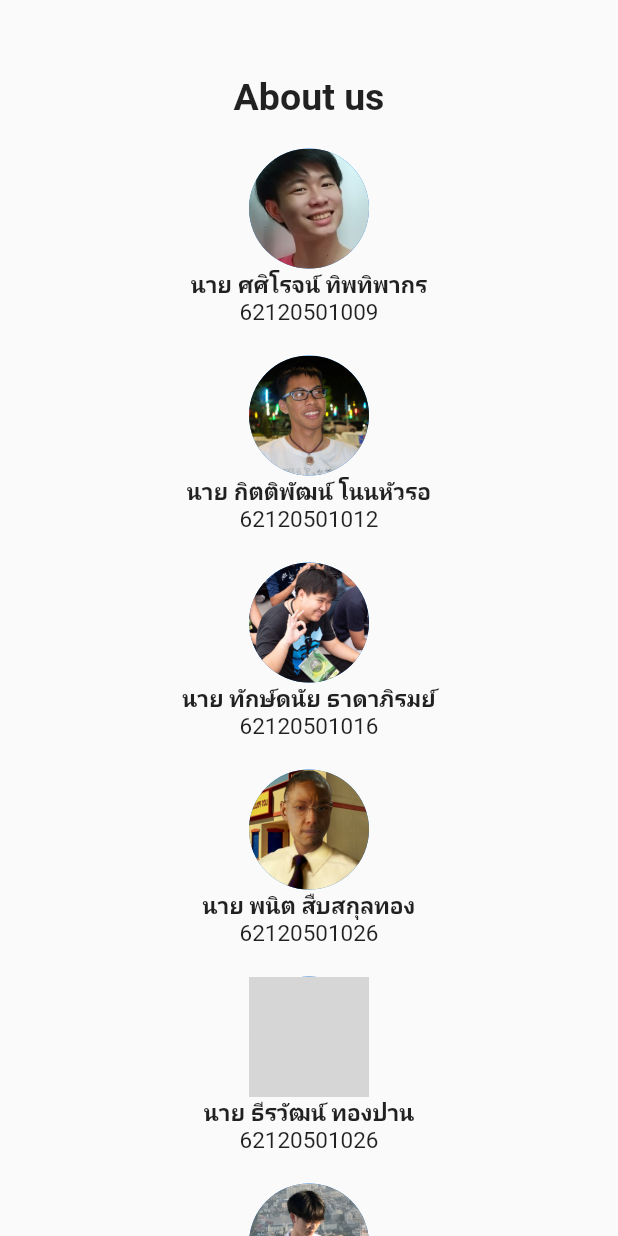
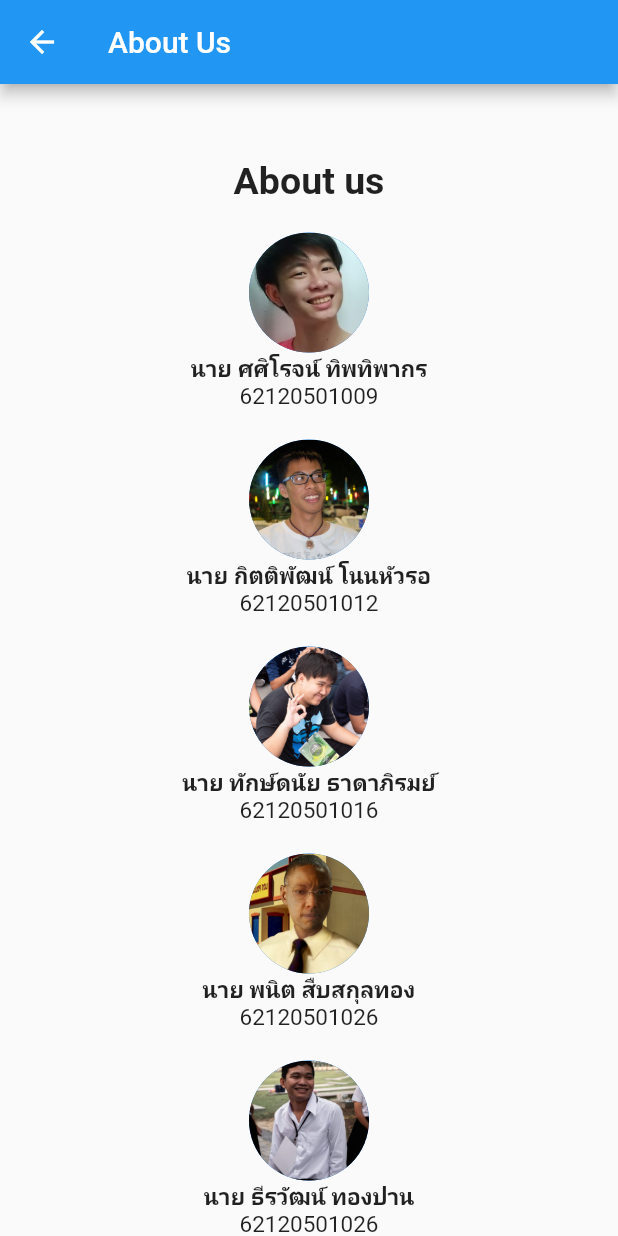
Before and after one commit to panit100/flutter_final_project, a Flutter app: the BuyShopPage screen opened directly, after a tap on "About us", on a phone screen of 412 x 824 dp. Run offline on Flutter 3.47's test engine with Material 2 defaults, Android fonts, the light colour scheme and no system bars; our stand-ins replace image_picker; grey boxes are pictures that could not be loaded.

Commit message:
Add Appbar to profile and about us

```diff
--- a/lib/screens/aboutuspage.dart
+++ b/lib/screens/aboutuspage.dart
@@ -6,7 +6,7 @@ class AboutusRoute extends StatelessWidget {
 
   @override
   Widget build(BuildContext context) {
-    return const Scaffold(body: AboutusPage());
+    return Scaffold(appBar: AppBar(title: const Text('About Us')),body: const AboutusPage());
   }
 }
 
@@ -17,7 +17,9 @@ class AboutusPage extends StatefulWidget {
   State<AboutusPage> createState() => AboutusPageState();
 }
 
+
 class AboutusPageState extends State<AboutusPage> {
+
   @override
   Widget build(BuildContext context) {
     return SingleChildScrollView(
@@ -28,7 +30,7 @@ class AboutusPageState extends State<AboutusPage> {
         const SizedBox(
           height: 50,
         ),
-        Center(
+        const Center(
             child: Text(
           'About us',
           style: TextStyle(fontSize: 25, fontWeight: FontWeight.bold),
@@ -40,7 +42,7 @@ class AboutusPageState extends State<AboutusPage> {
           child: Name(
               title: 'นาย ศศิโรจน์ ทิพทิพากร',
               number: '62120501009',
-              imagePath: 'assets/images/jojoe.jpg'),
+              imagePath: 'assets/icons/jojoe.jpg'),
         ),
         const SizedBox(
           height: 20,
@@ -49,7 +51,7 @@ class AboutusPageState extends State<AboutusPage> {
           child: Name(
               title: 'นาย กิตติพัฒน์ โนนหัวรอ',
               number: '62120501012',
-              imagePath: 'assets/images/off.png'),
+              imagePath: 'assets/icons/off.png'),
         ),
         const SizedBox(
           height: 20,
@@ -58,7 +60,7 @@ class AboutusPageState extends State<AboutusPage> {
           child: Name(
               title: 'นาย ทักษ์ดนัย ธาดาภิรมย์',
               number: '62120501016',
-              imagePath: 'assets/images/tew.png'),
+              imagePath: 'assets/icons/tew.png'),
         ),
         const SizedBox(
           height: 20,
@@ -67,7 +69,7 @@ class AboutusPageState extends State<AboutusPage> {
           child: Name(
               title: 'นาย พนิต สืบสกุลทอง',
               number: '62120501026',
-              imagePath: 'assets/images/cute.png'),
+              imagePath: 'assets/icons/cute.png'),
         ),
         const SizedBox(
           height: 20,
@@ -76,7 +78,7 @@ class AboutusPageState extends State<AboutusPage> {
           child: Name(
               title: 'นาย ธีรวัฒน์ ทองปาน',
               number: '62120501026',
-              imagePath: 'assets/images/kei.png'),
+              imagePath: 'assets/icons/kei.jpg'),
         ),
         const SizedBox(
           height: 20,
@@ -85,7 +87,7 @@ class AboutusPageState extends State<AboutusPage> {
           child: Name(
               title: 'นาย กษิดิ์เดช ศรีเสกสรร',
               number: '62120501084',
-              imagePath: 'assets/images/naoh.jpg'),
+              imagePath: 'assets/icons/naoh.jpg'),
         ),
       ],
     ));
--- a/lib/screens/buyshop.dart
+++ b/lib/screens/buyshop.dart
@@ -26,7 +26,6 @@ class BuyShopPage extends StatefulWidget {
 class BuyShopPageState extends State<BuyShopPage> {
   String username = '';
   List<CategoryModel> categoryList = [];
-  List<ProductModel> productlist = [];
   @override
   void initState() {
        WidgetsBinding.instance.addPostFrameCallback((_) async {
@@ -48,6 +47,7 @@ class BuyShopPageState extends State<BuyShopPage> {
           image: "Manga.png", id: "manga", name: "main figure"));
       categoryList.add(CategoryModel(
           image: "Standee.png", id: "standee", name: "main figure"));
+      username = 'Tew';
       setState(() {});
     });
     super.initState();
--- a/lib/screens/profilepage.dart
+++ b/lib/screens/profilepage.dart
@@ -11,7 +11,7 @@ class ProfileRoute extends StatelessWidget {
 
   @override
   Widget build(BuildContext context) {
-    return const Scaffold(body: ProfliePage());
+    return Scaffold(appBar: AppBar(title: const Text('Profile')),body: const ProfliePage());
   }
 }
 
@@ -57,7 +57,6 @@ class ProfliePageState extends State<ProfliePage> {
   @override
   Widget build(BuildContext context) {
     return Scaffold(
-    appBar: AppBar(title: const Text('Order'),),
     body: Column(
       mainAxisAlignment: MainAxisAlignment.start,
       crossAxisAlignment: CrossAxisAlignment.start,
@@ -192,16 +191,16 @@ Widget ProfileButton({
             width: 350,
             child: Row(
               children: [
-                SizedBox(
+                const SizedBox(
                   width: 20,
                 ),
                 Icon(buttonIcon),
-                SizedBox(
+                const SizedBox(
                   width: 30,
                 ),
                 Text(
                   buttonTitle,
-                  style: TextStyle(
+                  style: const TextStyle(
                       fontSize: 15,
                       color: Colors.white,
                       fontWeight: FontWeight.w400),
@@ -212,43 +211,37 @@ Widget ProfileButton({
 }
 
 Widget ProfileText({required String title}) {
-  return Container(
-    child: Text(
+  return Text(
       title,
-      style: TextStyle(fontSize: 15),
-    ),
+      style: const TextStyle(fontSize: 15),
   );
 }
 
 Widget UsernameText({required String title}) {
-  return Container(
-    child: Text(
+  return Text(
       title,
-      style: TextStyle(fontSize: 15, fontWeight: FontWeight.bold),
-    ),
-  );
+      style: const TextStyle(fontSize: 15, fontWeight: FontWeight.bold),
+    );
 }
 
 Widget EmailText({required String title}) {
-  return Container(
-    child: Text(
+  return Text(
       title,
-      style: TextStyle(fontSize: 15),
-    ),
-  );
+      style: const TextStyle(fontSize: 15),
+    );
 }
 
 Widget UploadImageButton({
   required String title,
   required VoidCallback onClick,
 }) {
-  return Container(
+  return SizedBox(
       width: 280,
       child: ElevatedButton(
           onPressed: onClick,
           child: Row(
             children: [
-              SizedBox(
+              const SizedBox(
                 width: 20,
               ),
               Text(title)
```
Also changed, not shown: assets/icons/cute.png (renamed from assets/images/cute.png), assets/icons/figure.png (renamed from assets/images/figure.png), assets/icons/jojoe.jpg (renamed from assets/images/jojoe.jpg), assets/icons/kei.jpg (renamed from assets/images/kei.jpg), assets/icons/naoh.jpg (renamed from assets/images/naoh.jpg), assets/icons/off.png (renamed from assets/images/off.png), assets/icons/tew.png (renamed from assets/images/tew.png), pubspec.lock.
